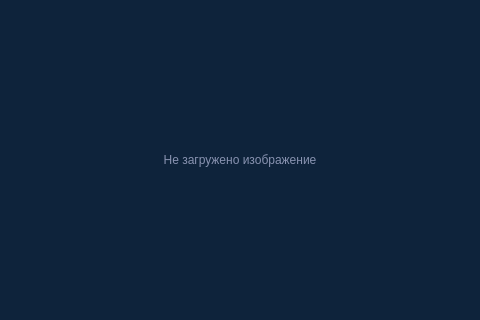
This is Main.ui in CyberBro9/aobp as Qt 5 draws it before an edit; both pictures show x 186 to 666 and y 131 to 451 of the 1414 by 654 pixel window. The edited form follows.
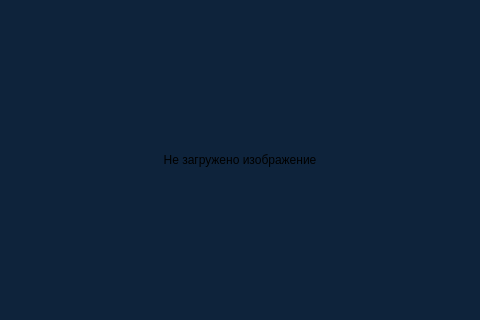
This is the edited form. Icons and pictures are not drawn.

Commit message: Implement color change functionality, localize strings, fix selection label text being small

The edit to the form file:
```diff
--- a/Main.ui
+++ b/Main.ui
@@ -85,7 +85,7 @@
          </size>
         </property>
         <property name="styleSheet">
-         <string notr="true">color: #8892b0; font: 14pt &quot;Yu Gothic UI&quot;;</string>
+         <string notr="true"/>
         </property>
         <property name="text">
          <string>Не загружено изображение</string>
```
The commit also changes 2 other files.
